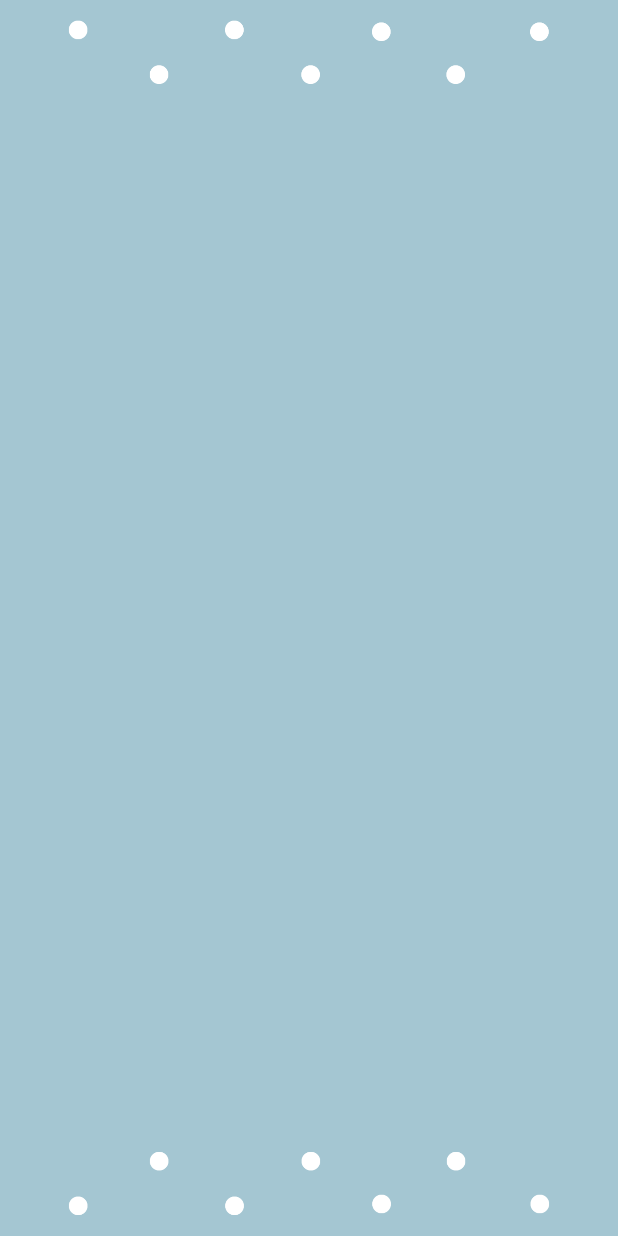
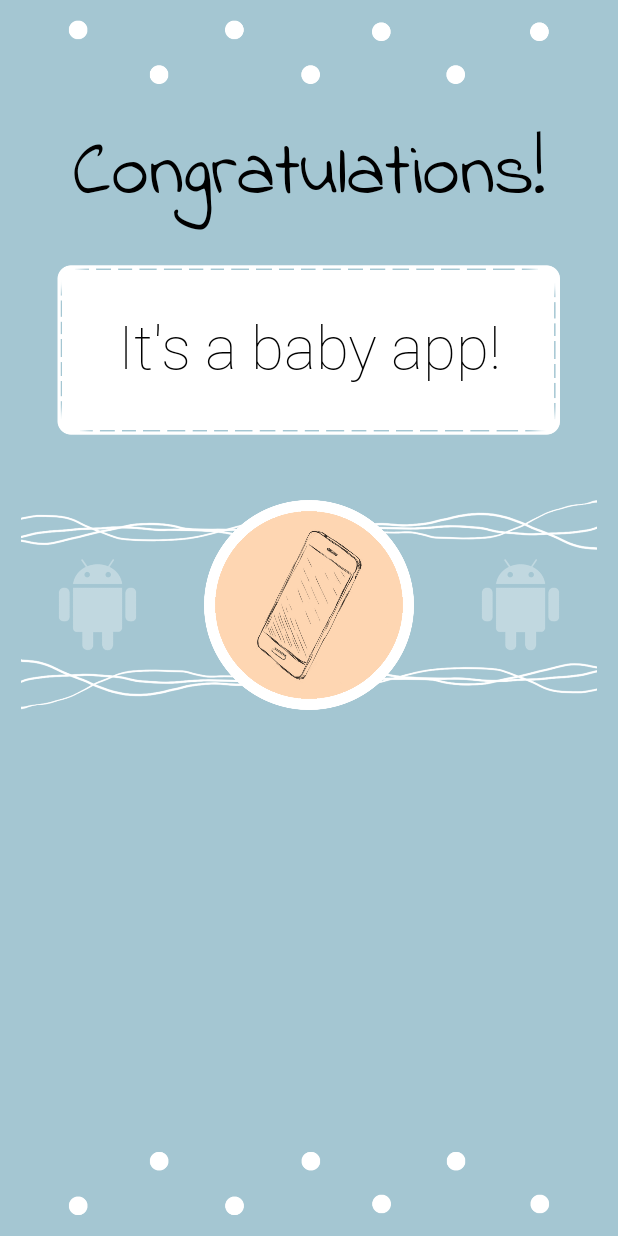
Before and after one commit to CarinaSilvaCunha/BabyApp, an Android app: the screen it shows after launch (MainActivity), on a phone screen of 412 x 824 dp. Run offline under Robolectric (Android 15) with nearby library versions, the phone set to English and light mode, and no system bars.

Commit message:
BabyApp Portrait design

```diff
--- a/app/build.gradle
+++ b/app/build.gradle
@@ -4,7 +4,7 @@ android {
     compileSdkVersion 26
     defaultConfig {
         applicationId "com.example.android.babyapp"
-        minSdkVersion 15
+        minSdkVersion 23
         targetSdkVersion 26
         versionCode 1
         versionName "1.0"
--- /dev/null
+++ b/app/src/main/res/font-v26/indieflower.xml
@@ -0,0 +1,12 @@
+<?xml version="1.0" encoding="utf-8"?>
+<font-family xmlns:android="http://schemas.android.com/apk/res/android">
+    <font
+        android:fontStyle="normal"
+        android:fontWeight="400"
+        android:font="@font/font_indie_flower" />
+    <font
+        android:fontStyle="italic"
+        android:fontWeight="400"
+        android:font="@font/font_indie_flower" />
+
+</font-family>
--- /dev/null
+++ b/app/src/main/res/font/indieflower.xml
@@ -0,0 +1,12 @@
+<?xml version="1.0" encoding="utf-8"?>
+<font-family xmlns:android="http://schemas.android.com/apk/res/android">
+    <font
+        android:fontStyle="normal"
+        android:fontWeight="400"
+        android:font="@font/font_indie_flower" />
+    <font
+        android:fontStyle="italic"
+        android:fontWeight="400"
+        android:font="@font/font_indie_flower" />
+
+</font-family>
--- /dev/null
+++ b/app/src/main/res/font/roboto_thin.xml
@@ -0,0 +1,11 @@
+<?xml version="1.0" encoding="utf-8"?>
+<font-family xmlns:android="http://schemas.android.com/apk/res/android">
+    <font
+        android:fontStyle="normal"
+        android:fontWeight="400"
+        android:font="@font/font_roboto_thin" />
+    <font
+        android:fontStyle="italic"
+        android:fontWeight="400"
+        android:font="@font/font_roboto_thin" />
+</font-family>
--- a/app/src/main/res/layout/activity_main.xml
+++ b/app/src/main/res/layout/activity_main.xml
@@ -4,19 +4,65 @@
     android:background="@color/AppBackground">
 
     <ImageView
+        android:id="@+id/lil_ball_stop"
         android:contentDescription="@string/app_name"
         android:layout_width="match_parent"
-        android:src="@drawable/lilballstop_portrait"
-        style="@style/topball"/>
+        android:src="@drawable/lil_ball_stop_portrait"
+        style="@style/top_ball"/>
 
-
+    <TextView
+        android:id="@+id/congrats"
+        android:layout_width="match_parent"
+        android:layout_height="wrap_content"
+        android:text="@string/congrats"
+        style="@style/congrats"/>
 
     <ImageView
-        android:contentDescription="@string/ballsimage"
+        android:contentDescription="@string/app_name"
+        android:id="@+id/stitches_portrait"
         android:layout_width="match_parent"
-        android:src="@drawable/lilballsbottom_portrait"
-        style="@style/bottomball"
-        />
+        android:src="@drawable/stitches_portrait"
+        style="@style/stitches_portrait"/>
+
+    <TextView
+        android:id="@+id/its_an_app"
+        android:layout_width="match_parent"
+        android:layout_height="wrap_content"
+        android:text="@string/its_an_app"
+        style="@style/its_an_app"/>
+
+    <ImageView
+        android:id="@+id/scratches_portrait"
+        android:contentDescription="@string/app_name"
+        android:layout_width="match_parent"
+        android:src="@drawable/scratches_portrait"
+        style="@style/scratches_portrait"/>
+
+    <ImageView
+        android:id="@+id/smart_phone"
+        android:layout_width="match_parent"
+        android:contentDescription="@string/app_name"
+        android:src="@drawable/smart_phone"
+        style="@style/smart_phone"/>
+
+    <ImageView
+        android:id="@+id/android_left"
+        android:contentDescription="@string/app_name"
+        android:src="@drawable/android_left"
+        style="@style/android_left"/>
+
+    <ImageView
+        android:id="@+id/android_right"
+        android:contentDescription="@string/app_name"
+        android:src="@drawable/android_right"
+        style="@style/android_right"/>
+
+    <ImageView
+        android:id="@+id/lilballsbottom"
+        android:contentDescription="@string/balls_image"
+        android:layout_width="match_parent"
+        android:src="@drawable/lil_balls_bottom_portrait"
+        style="@style/bottomball"/>
 
 
 </RelativeLayout>
--- a/app/src/main/res/values/colors.xml
+++ b/app/src/main/res/values/colors.xml
@@ -4,4 +4,5 @@
     <color name="colorPrimaryDark">#303F9F</color>
     <color name="colorAccent">#FF4081</color>
     <color name="AppBackground">#a4c6d2</color>
+    <color name="Black">#000000</color>
 </resources>
--- a/app/src/main/res/values/strings.xml
+++ b/app/src/main/res/values/strings.xml
@@ -1,4 +1,6 @@
 <resources>
     <string name="app_name">BabyApp</string>
-    <string name="ballsimage">Top Decorations</string>
+    <string name="balls_image">Top Decorations</string>
+    <string name="congrats">Congratulations!</string>
+    <string name="its_an_app">It\'s a baby app!</string>
 </resources>
--- a/app/src/main/res/values/styles.xml
+++ b/app/src/main/res/values/styles.xml
@@ -9,7 +9,7 @@
 
     </style>
 
-    <style name="topball">
+    <style name="top_ball">
         <item name="android:layout_marginTop">10dp</item>
         <item name="android:layout_height">50dp</item>
         <item name="android:layout_alignParentTop">true</item>
@@ -21,4 +21,62 @@
         <item name="android:layout_alignParentBottom">true</item>
     </style>
 
+    <style name="congrats">
+        <item name="android:layout_below">@id/lil_ball_stop</item>
+        <item name="android:textSize">50sp</item>
+        <item name="android:fontFamily">@font/font_indie_flower</item>
+        <item name="android:textAlignment">center</item>
+        <item name="android:textColor">@color/Black</item>
+        <item name="android:layout_marginTop">20dp</item>
+    </style>
+
+    <style name="stitches_portrait">
+        <item name="android:layout_below">@id/congrats</item>
+        <item name="android:layout_height">140dp</item>
+        <item name="android:layout_marginTop">10dp</item>
+        <item name="android:layout_marginLeft">35dp</item>
+        <item name="android:layout_marginRight">35dp</item>
+    </style>
+
+    <style name="its_an_app">
+        <item name="android:layout_below">@id/congrats</item>
+        <item name="android:textSize">40sp</item>
+        <item name="android:fontFamily">@font/font_roboto_thin</item>
+        <item name="android:textAlignment">center</item>
+        <item name="android:textColor">@color/Black</item>
+        <item name="android:layout_marginTop">50dp</item>
+    </style>
+
+    <style name="scratches_portrait">
+        <item name="android:layout_below">@id/stitches_portrait</item>
+        <item name="android:layout_height">140dp</item>
+        <item name="android:layout_marginTop">30dp</item>
+    </style>
+
+    <style name="smart_phone">
+        <item name="android:layout_below">@id/stitches_portrait</item>
+        <item name="android:layout_height">140dp</item>
+        <item name="android:layout_marginTop">30dp</item>
+    </style>
+
+    <style name="android_left">
+        <item name="android:layout_below">@id/stitches_portrait</item>
+        <item name="android:layout_alignParentLeft">true</item>
+        <item name="android:layout_width">70dp</item>
+        <item name="android:layout_height">70dp</item>
+        <item name="android:layout_marginTop">65dp</item>
+        <item name="android:layout_marginLeft">30dp</item>
+    </style>
+
+    <style name="android_right">
+        <item name="android:layout_below">@id/stitches_portrait</item>
+        <item name="android:layout_alignParentRight">true</item>
+        <item name="android:layout_width">70dp</item>
+        <item name="android:layout_height">70dp</item>
+        <item name="android:layout_marginTop">65dp</item>
+        <item name="android:layout_marginRight">30dp</item>
+    </style>
+
+
+
 </resources>
```
Also changed, not shown: app/src/main/res/drawable/android_left.png (added), app/src/main/res/drawable/android_right.png (added), app/src/main/res/drawable/lil_ball_stop_portrait.png (renamed from app/src/main/res/drawable/lilballstop_portrait.png), app/src/main/res/drawable/lil_balls_bottom_portrait.png (renamed from app/src/main/res/drawable/lilballsbottom_portrait.png), app/src/main/res/drawable/scratches_portrait.png (added), app/src/main/res/drawable/smart_phone.png (added), app/src/main/res/drawable/stitches_portrait.png (added), app/src/main/res/font/font_indie_flower.ttf (added), app/src/main/res/font/font_roboto_thin.ttf (added).
